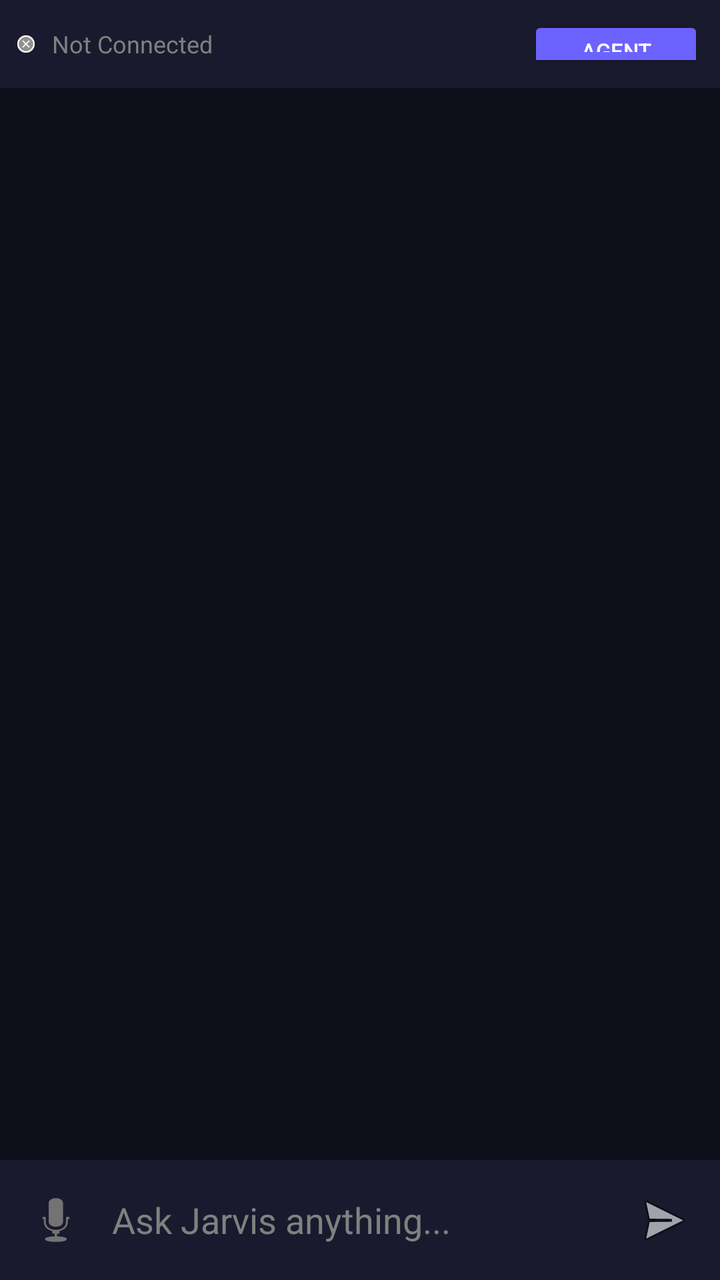
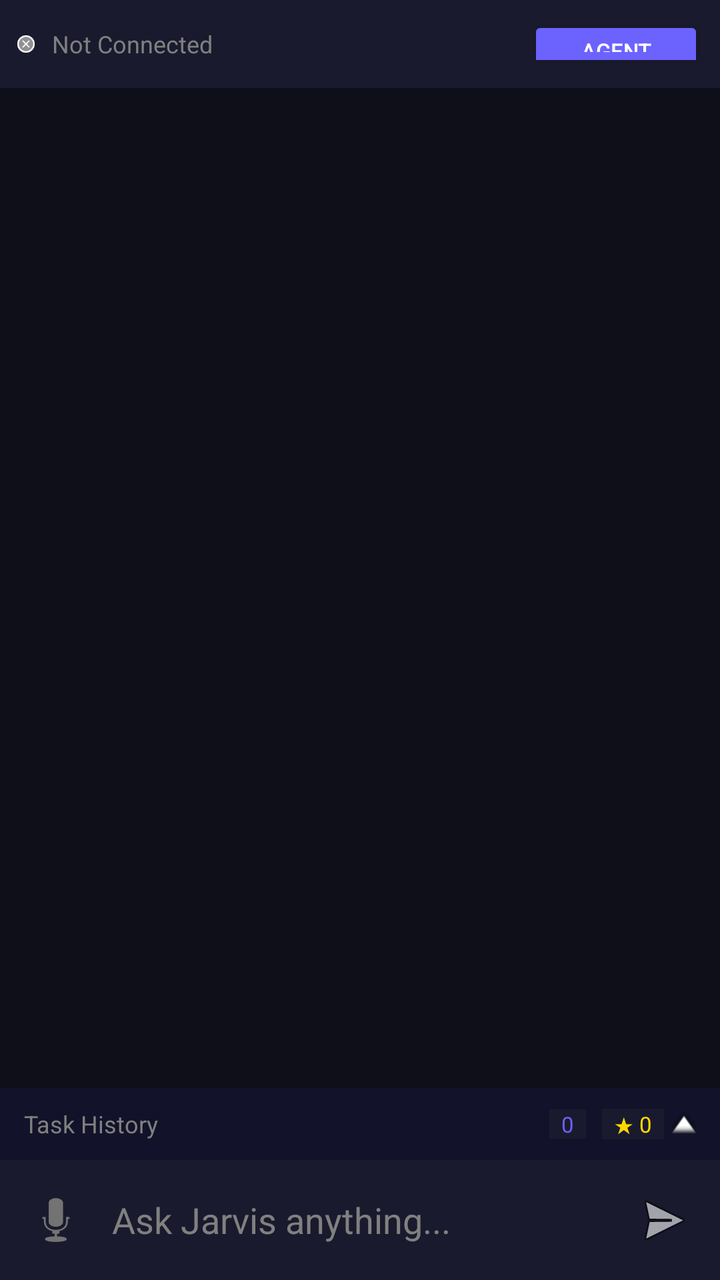

Two renders of the same Android screen: before a commit and after it. Below are the layout's source before the change and the commit's diff.
<!-- AndroidManifest.xml: application theme Theme.JarvisAgent -->
<!-- res/layout/activity_main.xml -->
<?xml version="1.0" encoding="utf-8"?>
<LinearLayout
    xmlns:android="http://schemas.android.com/apk/res/android"
    android:layout_width="match_parent"
    android:layout_height="match_parent"
    android:orientation="vertical"
    android:background="#0F0F1A">

    
    <LinearLayout
        android:id="@+id/statusBar"
        android:layout_width="match_parent"
        android:layout_height="wrap_content"
        android:orientation="horizontal"
        android:padding="8dp"
        android:gravity="center_vertical"
        android:background="#1A1A2E">

        <View
            android:id="@+id/statusIndicator"
            android:layout_width="10dp"
            android:layout_height="10dp"
            android:background="@android:drawable/presence_offline" />

        <TextView
            android:id="@+id/statusText"
            android:layout_width="0dp"
            android:layout_height="wrap_content"
            android:layout_weight="1"
            android:layout_marginStart="8dp"
            android:text="Not Connected"
            android:textColor="#808080"
            android:textSize="12sp" />

        <ToggleButton
            android:id="@+id/modeToggle"
            android:layout_width="wrap_content"
            android:layout_height="28dp"
            android:textOn="Chat"
            android:textOff="Agent"
            android:textSize="11sp"
            android:backgroundTint="#6C63FF"
            android:textColor="#FFFFFF" />

        <ProgressBar
            android:id="@+id/progressBar"
            android:layout_width="20dp"
            android:layout_height="20dp"
            android:layout_marginStart="8dp"
            android:visibility="gone" />
    </LinearLayout>

    
    <ListView
        android:id="@+id/messageList"
        android:layout_width="match_parent"
        android:layout_height="0dp"
        android:layout_weight="1"
        android:clipToPadding="false"
        android:padding="8dp"
        android:divider="@null"
        android:dividerHeight="4dp"
        android:stackFromBottom="true"
        android:transcriptMode="alwaysScroll" />

    
    <LinearLayout
        android:layout_width="match_parent"
        android:layout_height="wrap_content"
        android:orientation="horizontal"
        android:padding="8dp"
        android:gravity="center_vertical"
        android:background="#1A1A2E">

        <ImageButton
            android:id="@+id/voiceButton"
            android:layout_width="40dp"
            android:layout_height="40dp"
            android:src="@android:drawable/ic_btn_speak_now"
            android:background="?android:attr/selectableItemBackgroundBorderless"
            android:contentDescription="Voice input" />

        <EditText
            android:id="@+id/messageInput"
            android:layout_width="0dp"
            android:layout_height="wrap_content"
            android:layout_weight="1"
            android:layout_marginStart="8dp"
            android:layout_marginEnd="8dp"
            android:background="@android:color/transparent"
            android:hint="Ask Jarvis anything..."
            android:textColorHint="#808080"
            android:textColor="#E0E0E0"
            android:minHeight="44dp"
            android:maxLines="4"
            android:inputType="textMultiLine"
            android:imeOptions="actionSend" />

        <ImageButton
            android:id="@+id/sendButton"
            android:layout_width="40dp"
            android:layout_height="40dp"
            android:src="@android:drawable/ic_menu_send"
            android:background="?android:attr/selectableItemBackgroundBorderless"
            android:contentDescription="Send" />
    </LinearLayout>

</LinearLayout>
<!-- resources referenced by this layout -->
<resources>
  <style name="Theme.JarvisAgent" parent="android:Theme.DeviceDefault.NoActionBar">
          <item name="android:windowBackground">@color/background</item>
          <item name="android:statusBarColor">@color/surface</item>
          <item name="android:navigationBarColor">@color/surface</item>
          <item name="android:textColorPrimary">@color/text_primary</item>
          <item name="android:textColorSecondary">@color/text_secondary</item>
          <item name="android:colorPrimary">@color/primary</item>
          <item name="android:colorAccent">@color/accent</item>
      </style>
  <color name="background">#0F0F1A</color>
  <color name="surface">#1A1A2E</color>
  <color name="text_primary">#E0E0E0</color>
  <color name="text_secondary">#808080</color>
  <color name="primary">#6C63FF</color>
  <color name="accent">#FF6B6B</color>
</resources>

<!-- the commit's change to res/layout/activity_main.xml (unified diff, before → after) -->
@@ -1,108 +1,295 @@
 <?xml version="1.0" encoding="utf-8"?>
-<LinearLayout
+<FrameLayout
     xmlns:android="http://schemas.android.com/apk/res/android"
     android:layout_width="match_parent"
     android:layout_height="match_parent"
-    android:orientation="vertical"
-    android:background="#0F0F1A">
-
-    
-    <LinearLayout
-        android:id="@+id/statusBar"
-        android:layout_width="match_parent"
-        android:layout_height="wrap_content"
-        android:orientation="horizontal"
-        android:padding="8dp"
-        android:gravity="center_vertical"
-        android:background="#1A1A2E">
-
-        <View
-            android:id="@+id/statusIndicator"
-            android:layout_width="10dp"
-            android:layout_height="10dp"
-            android:background="@android:drawable/presence_offline" />
-
-        <TextView
-            android:id="@+id/statusText"
-            android:layout_width="0dp"
-            android:layout_height="wrap_content"
-            android:layout_weight="1"
-            android:layout_marginStart="8dp"
-            android:text="Not Connected"
-            android:textColor="#808080"
-            android:textSize="12sp" />
-
-        <ToggleButton
-            android:id="@+id/modeToggle"
-            android:layout_width="wrap_content"
-            android:layout_height="28dp"
-            android:textOn="Chat"
-            android:textOff="Agent"
-            android:textSize="11sp"
-            android:backgroundTint="#6C63FF"
-            android:textColor="#FFFFFF" />
-
-        <ProgressBar
-            android:id="@+id/progressBar"
-            android:layout_width="20dp"
-            android:layout_height="20dp"
-            android:layout_marginStart="8dp"
-            android:visibility="gone" />
-    </LinearLayout>
-
-    
-    <ListView
-        android:id="@+id/messageList"
-        android:layout_width="match_parent"
-        android:layout_height="0dp"
-        android:layout_weight="1"
-        android:clipToPadding="false"
-        android:padding="8dp"
-        android:divider="@null"
-        android:dividerHeight="4dp"
-        android:stackFromBottom="true"
-        android:transcriptMode="alwaysScroll" />
+    android:background="#0F0F1A"
+    android:fitsSystemWindows="true">
 
     
     <LinearLayout
         android:layout_width="match_parent"
-        android:layout_height="wrap_content"
-        android:orientation="horizontal"
-        android:padding="8dp"
-        android:gravity="center_vertical"
-        android:background="#1A1A2E">
-
-        <ImageButton
-            android:id="@+id/voiceButton"
-            android:layout_width="40dp"
-            android:layout_height="40dp"
-            android:src="@android:drawable/ic_btn_speak_now"
-            android:background="?android:attr/selectableItemBackgroundBorderless"
-            android:contentDescription="Voice input" />
-
-        <EditText
-            android:id="@+id/messageInput"
-            android:layout_width="0dp"
+        android:layout_height="match_parent"
+        android:orientation="vertical">
+
+        
+        <LinearLayout
+            android:id="@+id/statusBar"
+            android:layout_width="match_parent"
             android:layout_height="wrap_content"
+            android:orientation="horizontal"
+            android:padding="8dp"
+            android:gravity="center_vertical"
+            android:background="#1A1A2E">
+
+            <View
+                android:id="@+id/statusIndicator"
+                android:layout_width="10dp"
+                android:layout_height="10dp"
+                android:background="@android:drawable/presence_offline" />
+
+            <TextView
+                android:id="@+id/statusText"
+                android:layout_width="0dp"
+                android:layout_height="wrap_content"
+                android:layout_weight="1"
+                android:layout_marginStart="8dp"
+                android:text="Not Connected"
+                android:textColor="#808080"
+                android:textSize="12sp" />
+
+            <ToggleButton
+                android:id="@+id/modeToggle"
+                android:layout_width="wrap_content"
+                android:layout_height="28dp"
+                android:textOn="Chat"
+                android:textOff="Agent"
+                android:textSize="11sp"
+                android:backgroundTint="#6C63FF"
+                android:textColor="#FFFFFF" />
+
+            <ProgressBar
+                android:id="@+id/progressBar"
+                android:layout_width="20dp"
+                android:layout_height="20dp"
+                android:layout_marginStart="8dp"
+                android:visibility="gone" />
+        </LinearLayout>
+
+        
+        <ListView
+            android:id="@+id/messageList"
+            android:layout_width="match_parent"
+            android:layout_height="0dp"
             android:layout_weight="1"
-            android:layout_marginStart="8dp"
-            android:layout_marginEnd="8dp"
-            android:background="@android:color/transparent"
-            android:hint="Ask Jarvis anything..."
-            android:textColorHint="#808080"
-            android:textColor="#E0E0E0"
-            android:minHeight="44dp"
-            android:maxLines="4"
-            android:inputType="textMultiLine"
-            android:imeOptions="actionSend" />
-
-        <ImageButton
-            android:id="@+id/sendButton"
-            android:layout_width="40dp"
-            android:layout_height="40dp"
-            android:src="@android:drawable/ic_menu_send"
-            android:background="?android:attr/selectableItemBackgroundBorderless"
-            android:contentDescription="Send" />
+            android:clipToPadding="false"
+            android:padding="8dp"
+            android:divider="@null"
+            android:dividerHeight="4dp"
+            android:stackFromBottom="true"
+            android:transcriptMode="alwaysScroll" />
+
+        
+        <LinearLayout
+            android:id="@+id/taskHistoryBar"
+            android:layout_width="match_parent"
+            android:layout_height="36dp"
+            android:orientation="horizontal"
+            android:gravity="center_vertical"
+            android:paddingStart="12dp"
+            android:paddingEnd="12dp"
+            android:background="#12122A"
+            android:clickable="true"
+            android:focusable="true">
+
+            <TextView
+                android:layout_width="0dp"
+                android:layout_height="wrap_content"
+                android:layout_weight="1"
+                android:text="Task History"
+                android:textColor="#808080"
+                android:textSize="12sp" />
+
+            <TextView
+                android:id="@+id/taskCountBadge"
+                android:layout_width="wrap_content"
+                android:layout_height="wrap_content"
+                android:text="0"
+                android:textColor="#6C63FF"
+                android:textSize="11sp"
+                android:paddingStart="6dp"
+                android:paddingEnd="6dp"
+                android:background="#1A1A2E"
+                android:layout_marginEnd="8dp" />
+
+            <TextView
+                android:id="@+id/starredCountBadge"
+                android:layout_width="wrap_content"
+                android:layout_height="wrap_content"
+                android:text="★ 0"
+                android:textColor="#FFD700"
+                android:textSize="11sp"
+                android:paddingStart="6dp"
+                android:paddingEnd="6dp"
+                android:background="#1A1A2E"
+                android:layout_marginEnd="4dp" />
+
+            <View
+                android:layout_width="12dp"
+                android:layout_height="12dp"
+                android:background="@android:drawable/arrow_up_float" />
+        </LinearLayout>
+
+        
+        <LinearLayout
+            android:layout_width="match_parent"
+            android:layout_height="wrap_content"
+            android:orientation="horizontal"
+            android:padding="8dp"
+            android:gravity="center_vertical"
+            android:background="#1A1A2E">
+
+            <ImageButton
+                android:id="@+id/voiceButton"
+                android:layout_width="40dp"
+                android:layout_height="40dp"
+                android:src="@android:drawable/ic_btn_speak_now"
+                android:background="?android:attr/selectableItemBackgroundBorderless"
+                android:contentDescription="Voice input" />
+
+            <EditText
+                android:id="@+id/messageInput"
+                android:layout_width="0dp"
+                android:layout_height="wrap_content"
+                android:layout_weight="1"
+                android:layout_marginStart="8dp"
+                android:layout_marginEnd="8dp"
+                android:background="@android:color/transparent"
+                android:hint="Ask Jarvis anything..."
+                android:textColorHint="#808080"
+                android:textColor="#E0E0E0"
+                android:minHeight="44dp"
+                android:maxLines="4"
+                android:inputType="textMultiLine"
+                android:imeOptions="actionSend" />
+
+            <ImageButton
+                android:id="@+id/sendButton"
+                android:layout_width="40dp"
+                android:layout_height="40dp"
+                android:src="@android:drawable/ic_menu_send"
+                android:background="?android:attr/selectableItemBackgroundBorderless"
+                android:contentDescription="Send" />
+        </LinearLayout>
     </LinearLayout>
 
-</LinearLayout>
+    
+    <FrameLayout
+        android:id="@+id/taskHistoryOverlay"
+        android:layout_width="match_parent"
+        android:layout_height="match_parent"
+        android:background="#AA000000"
+        android:visibility="gone"
+        android:clickable="true"
+        android:focusable="true">
+
+        <LinearLayout
+            android:id="@+id/taskHistoryDrawer"
+            android:layout_width="match_parent"
+            android:layout_height="match_parent"
+            android:layout_gravity="bottom"
+            android:orientation="vertical"
+            android:background="#0F0F1A"
+            android:paddingTop="16dp">
+
+            
+            <LinearLayout
+                android:layout_width="match_parent"
+                android:layout_height="wrap_content"
+                android:orientation="horizontal"
+                android:gravity="center_vertical"
+                android:paddingStart="16dp"
+                android:paddingEnd="16dp"
+                android:paddingBottom="12dp">
+
+                <TextView
+                    android:layout_width="0dp"
+                    android:layout_height="wrap_content"
+                    android:layout_weight="1"
+                    android:text="Task History"
+                    android:textColor="#E0E0E0"
+                    android:textSize="18sp"
+                    android:textStyle="bold" />
+
+                <TextView
+                    android:id="@+id/drawerStarredCount"
+                    android:layout_width="wrap_content"
+                    android:layout_height="wrap_content"
+                    android:text="★ Starred: 0"
+                    android:textColor="#FFD700"
+                    android:textSize="13sp"
+                    android:layout_marginEnd="12dp" />
+
+                <ImageButton
+                    android:id="@+id/closeDrawerButton"
+                    android:layout_width="32dp"
+                    android:layout_height="32dp"
+                    android:src="@android:drawable/ic_menu_close_clear_cancel"
+                    android:background="?android:attr/selectableItemBackgroundBorderless"
+                    android:contentDescription="Close"
+                    android:scaleType="centerInside" />
+            </LinearLayout>
+
+            
+            <TextView
+                android:id="@+id/starredSectionHeader"
+                android:layout_width="match_parent"
+                android:layout_height="wrap_content"
+                android:paddingStart="16dp"
+                android:paddingEnd="16dp"
+                android:paddingTop="8dp"
+                android:paddingBottom="4dp"
+                android:text="★ Saved Forever"
+                android:textColor="#FFD700"
+                android:textSize="13sp"
+                android:visibility="gone" />
+
+            <ListView
+                android:id="@+id/starredTaskList"
+                android:layout_width="match_parent"
+                android:layout_height="0dp"
+                android:layout_weight="1"
+                android:divider="@null"
+                android:dividerHeight="2dp"
+                android:paddingStart="8dp"
+                android:paddingEnd="8dp"
+                android:visibility="gone" />
+
+            
+            <TextView
+                android:id="@+id/todaySectionHeader"
+                android:layout_width="match_parent"
+                android:layout_height="wrap_content"
+                android:paddingStart="16dp"
+                android:paddingEnd="16dp"
+                android:paddingTop="12dp"
+                android:paddingBottom="4dp"
+                android:text="Today's Tasks"
+                android:textColor="#6C63FF"
+                android:textSize="13sp"
+                android:visibility="gone" />
+
+            <ListView
+                android:id="@+id/todayTaskList"
+                android:layout_width="match_parent"
+                android:layout_height="0dp"
+                android:layout_weight="1"
+                android:divider="@null"
+                android:dividerHeight="2dp"
+                android:paddingStart="8dp"
+                android:paddingEnd="8dp" />
+
+            
+            <TextView
+                android:id="@+id/emptyTaskMessage"
+                android:layout_width="match_parent"
+                android:layout_height="0dp"
+                android:layout_weight="1"
+                android:gravity="center"
+                android:text="No tasks yet.\nYour tasks will appear here."
+                android:textColor="#606060"
+                android:textSize="14sp"
+                android:visibility="gone" />
+
+            
+            <TextView
+                android:layout_width="match_parent"
+                android:layout_height="wrap_content"
+                android:gravity="center"
+                android:padding="12dp"
+                android:text="Star a task to save it forever • Unstarred tasks expire in 24h or after 5 tasks"
+                android:textColor="#505050"
+                android:textSize="11sp" />
+        </LinearLayout>
+    </FrameLayout>
+</FrameLayout>
